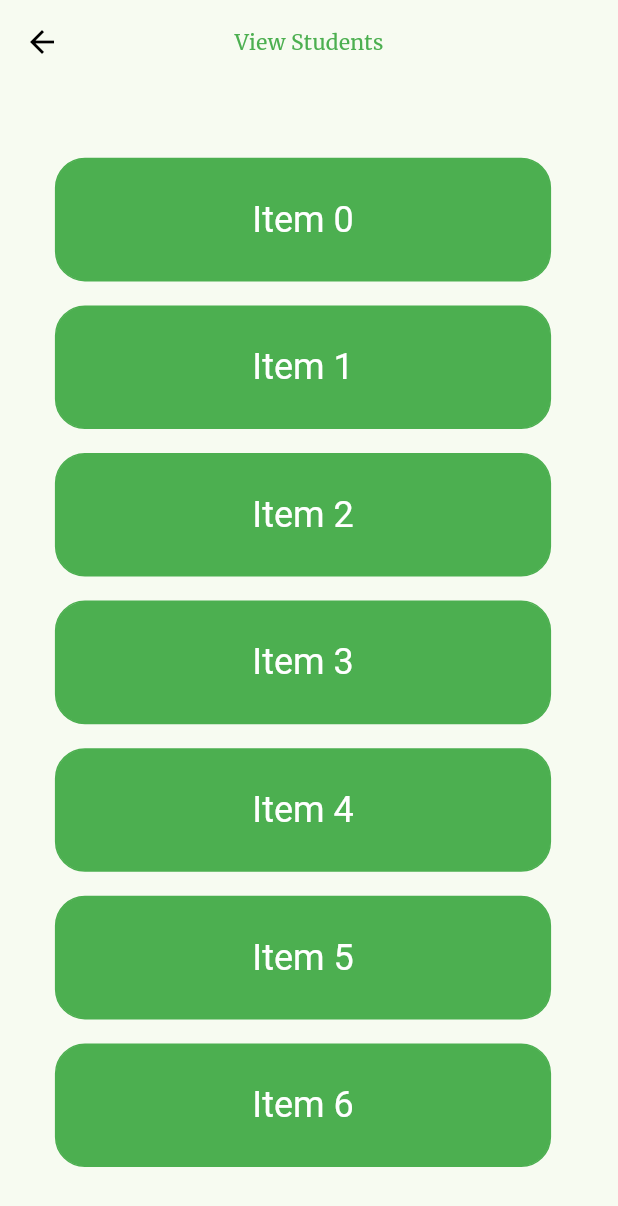
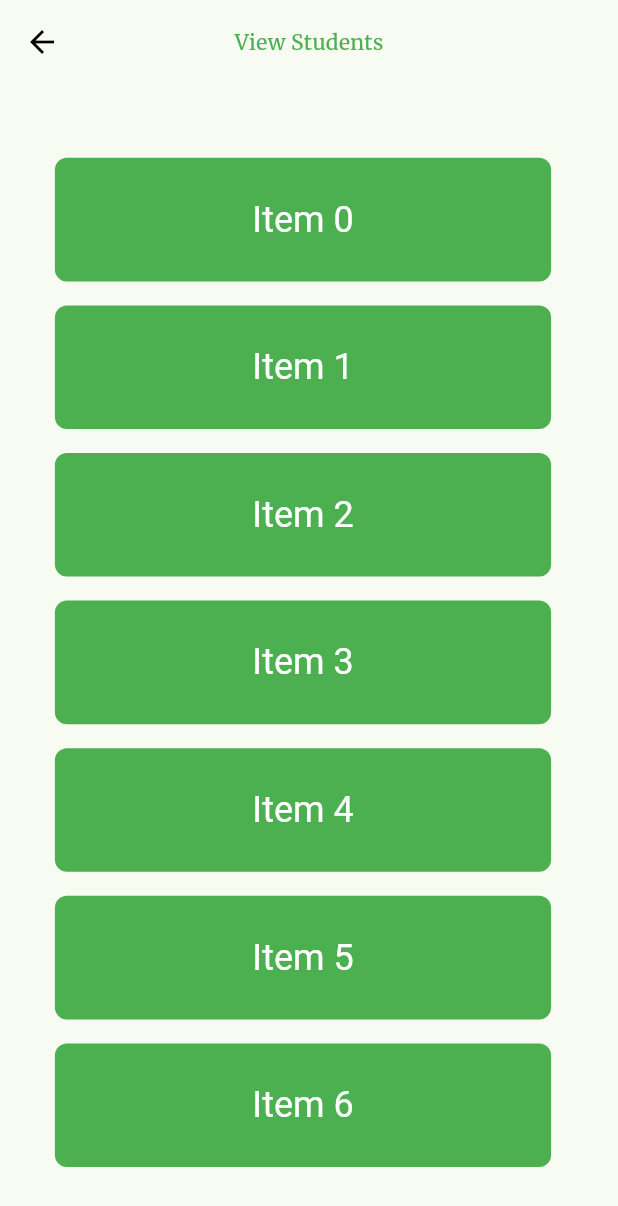
Before and after one commit to chanakageethan/flutter_student_manage_crud, a Flutter app: the ViewStudentsScreen screen opened directly, on a phone screen of 412 x 824 dp. Shown: the top 1206 px of the screen. Run offline on Flutter 3.47's test engine with Material 3 defaults, Android fonts, the phone set to English and light mode, and no system bars; our stand-ins replace google_fonts.

Commit message:
ui changes

```diff
--- a/lib/ui/manage_students/view_students_screen.dart
+++ b/lib/ui/manage_students/view_students_screen.dart
@@ -52,7 +52,7 @@ class _ViewStudentsScreenState extends State<ViewStudentsScreen> {
                           border: Border.all(
                             color: Theme.of(context).colorScheme.primary,
                           ),
-                          borderRadius: BorderRadius.all(Radius.circular(20))
+                          borderRadius: BorderRadius.all(Radius.circular(8))
                       ),
 
 
```
